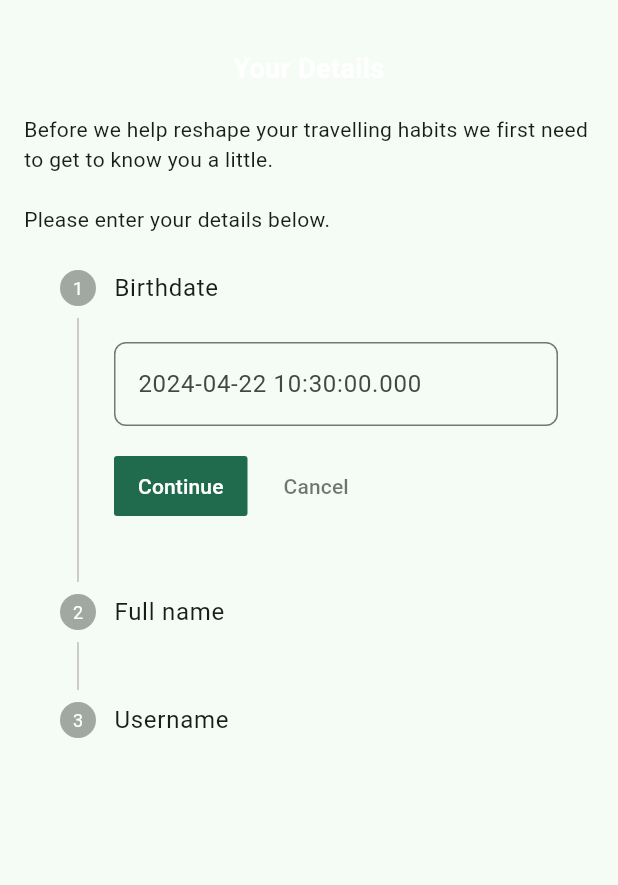
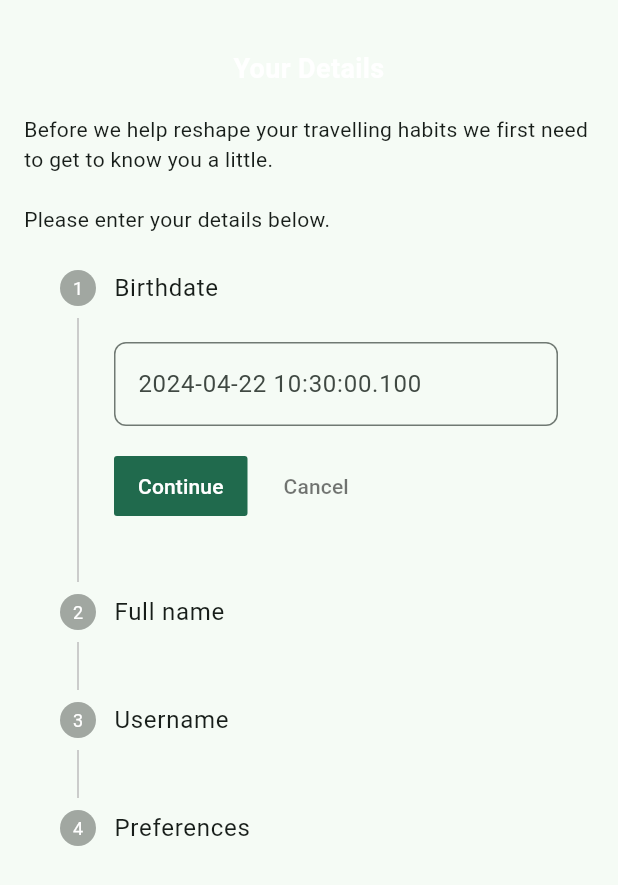
Before and after one commit to hitspot-company/hitspot, a Flutter app: the screen it shows after launch, on a phone screen of 412 x 824 dp. Shown: the top 885 px of the screen. Run offline on Flutter 3.47's test engine with Material 3 defaults, Android fonts, the phone set to English and light mode, and no system bars; drawn by our look-alikes of auto_size_text; our stand-ins replace bloc, cloud_firestore, equatable, firebase_auth, firebase_core, flutter_bloc and 5 more; missing offline and left inert: choice, flutter_config; accounts and stored records are empty.

Commit message:
working profile completion first 4 steps -> switching to a cubit

```diff
--- a/hitspot/lib/bloc/bloc/hs_profile_completion_event.dart
+++ /dev/null
@@ -1,33 +0,0 @@
-part of 'hs_profile_completion_bloc.dart';
-
-sealed class HSProfileCompletionEvent extends Equatable {
-  const HSProfileCompletionEvent();
-  // final String fullname;
-  // final String username;
-  // final DateTime bday;
-
-  @override
-  List<Object> get props => [];
-}
-
-final class HSProfileCompletionNextStepEvent extends HSProfileCompletionEvent {
-  final int step;
-
-  const HSProfileCompletionNextStepEvent(this.step);
-
-  @override
-  List<Object> get props => [step];
-}
-
-final class HSProfileCompletionPreviousStepEvent
-    extends HSProfileCompletionEvent {
-  final int step;
-
-  const HSProfileCompletionPreviousStepEvent(this.step);
-
-  @override
-  List<Object> get props => [step];
-}
-
-final class HSProfileCompletionUpdateDetailsEvent
-    extends HSProfileCompletionEvent {}
--- a/hitspot/lib/bloc/bloc/hs_profile_completion_state.dart
+++ /dev/null
@@ -1,31 +0,0 @@
-part of 'hs_profile_completion_bloc.dart';
-
-sealed class HSProfileCompletionState extends Equatable {
-  const HSProfileCompletionState(
-      {this.step = 0, this.bday = '', this.fullname = '', this.username = ''});
-
-  final String bday;
-  final String fullname;
-  final String username;
-  final int step;
-
-  @override
-  List<Object> get props => [step, bday, username, fullname];
-}
-
-final class HSProfileCompletionInitialStep extends HSProfileCompletionState {}
-
-final class HSProfileCompletionBirtdayStep extends HSProfileCompletionState {}
-
-final class HSProfileCompletionFullnameStep extends HSProfileCompletionState {
-  const HSProfileCompletionFullnameStep() : super(step: 1);
-}
-
-final class HSProfileCompletionUsernameStep extends HSProfileCompletionState {
-  const HSProfileCompletionUsernameStep() : super(step: 2);
-}
-
-final class HSProfileCompletionConfirmationStep
-    extends HSProfileCompletionState {
-  const HSProfileCompletionConfirmationStep() : super(step: 3);
-}
--- /dev/null
+++ b/hitspot/lib/bloc/choose_hashtags/hs_choose_hashtags_cubit.dart
@@ -0,0 +1,11 @@
+import 'package:bloc/bloc.dart';
+import 'package:equatable/equatable.dart';
+
+part 'hs_choose_hashtags_state.dart';
+
+class HSChooseHashtagsCubit extends Cubit<HSChooseHashtagsState> {
+  HSChooseHashtagsCubit() : super(const HSChooseHashtagsUpdate());
+
+  void updateChosen(List<Object?> newChosen) =>
+      emit(state.copyWith(chosenHashtags: newChosen));
+}
--- /dev/null
+++ b/hitspot/lib/bloc/choose_hashtags/hs_choose_hashtags_state.dart
@@ -0,0 +1,24 @@
+part of 'hs_choose_hashtags_cubit.dart';
+
+sealed class HSChooseHashtagsState extends Equatable {
+  const HSChooseHashtagsState({this.chosenHashtags = const []});
+
+  final List<Object?> chosenHashtags;
+
+  HSChooseHashtagsState copyWith({required List<Object?> chosenHashtags});
+
+  @override
+  List<Object> get props => [chosenHashtags];
+}
+
+final class HSChooseHashtagsUpdate extends HSChooseHashtagsState {
+  const HSChooseHashtagsUpdate({super.chosenHashtags});
+
+  @override
+  HSChooseHashtagsUpdate copyWith({required List<Object?> chosenHashtags}) {
+    return HSChooseHashtagsUpdate(chosenHashtags: chosenHashtags);
+  }
+
+  @override
+  List<Object> get props => [chosenHashtags];
+}
--- /dev/null
+++ b/hitspot/lib/bloc/profile_completion/hs_profile_completion_event.dart
@@ -0,0 +1,34 @@
+part of 'hs_profile_completion_bloc.dart';
+
+sealed class HSProfileCompletionEvent extends Equatable {
+  final String fullname;
+  final String username;
+  final String bday;
+
+  const HSProfileCompletionEvent(
+      {this.bday = '', this.username = '', this.fullname = ''});
+
+  @override
+  List<Object> get props => [bday, username, fullname];
+}
+
+final class HSProfileCompletionChangeStep extends HSProfileCompletionEvent {
+  final int step;
+
+  const HSProfileCompletionChangeStep(this.step,
+      {super.bday, super.fullname, super.username});
+
+  @override
+  List<Object> get props => [step, bday, fullname, username];
+}
+
+final class HSProfileCompletionPreviousStepEvent
+    extends HSProfileCompletionEvent {
+  final int step;
+
+  const HSProfileCompletionPreviousStepEvent(this.step,
+      {super.bday, super.fullname, super.username});
+
+  @override
+  List<Object> get props => [step, bday, fullname, username];
+}
--- /dev/null
+++ b/hitspot/lib/bloc/profile_completion/hs_profile_completion_state.dart
@@ -0,0 +1,40 @@
+part of 'hs_profile_completion_bloc.dart';
+
+sealed class HSProfileCompletionState extends Equatable {
+  const HSProfileCompletionState(
+      {this.step = 0, this.bday = '', this.fullname = '', this.username = ''});
+
+  final String bday;
+  final String fullname;
+  final String username;
+  final int step;
+
+  HSProfileCompletionState copyWith({
+    String? fullname,
+    String? username,
+    String? bday,
+    required int step,
+  });
+
+  @override
+  List<Object> get props => [step, bday, username, fullname];
+}
+
+final class HSProfileCompletionUpdateState extends HSProfileCompletionState {
+  const HSProfileCompletionUpdateState(
+      {super.bday, super.fullname, super.step, super.username});
+
+  @override
+  HSProfileCompletionUpdateState copyWith({
+    String? fullname,
+    String? username,
+    String? bday,
+    required int step,
+  }) {
+    return HSProfileCompletionUpdateState(
+        step: step,
+        fullname: fullname ?? this.fullname,
+        username: username ?? this.username,
+        bday: bday ?? this.bday);
+  }
+}
--- a/hitspot/lib/bloc/theme/theme_bloc.dart
+++ b/hitspot/lib/bloc/theme/theme_bloc.dart
@@ -20,7 +20,7 @@
       }
     });
     on<HSThemeSwitchEvent>((event, emit) {
-      final isDark = state.theme == HSConstants.theming.darkTheme;
+      final isDark = state.theme == HSApp.theming.darkTheme;
       emit(isDark ? HSThemeStateLight() : HSThemeStateDark());
       _repo.setTheme(isDark);
     });
--- a/hitspot/lib/bloc/theme/theme_state.dart
+++ b/hitspot/lib/bloc/theme/theme_state.dart
@@ -10,9 +10,9 @@
 }
 
 final class HSThemeStateDark extends HSThemeState {
-  HSThemeStateDark() : super(HSConstants.theming.darkTheme);
+  HSThemeStateDark() : super(HSApp.theming.darkTheme);
 }
 
 final class HSThemeStateLight extends HSThemeState {
-  HSThemeStateLight() : super(HSConstants.theming.lightTheme);
+  HSThemeStateLight() : super(HSApp.theming.lightTheme);
 }
--- a/hitspot/lib/constants/hs_const.dart
+++ b/hitspot/lib/constants/hs_const.dart
@@ -1,7 +1,7 @@
 import 'package:hitspot/constants/hs_assets.dart';
 import 'package:hitspot/constants/hs_theming.dart';
 
-class HSConstants {
+class HSApp {
   static const String title = "Hitspot";
   static HSTheming theming = HSTheming();
   static HSAssets assets = HSAssets();
--- a/hitspot/lib/main.dart
+++ b/hitspot/lib/main.dart
@@ -61,7 +61,7 @@
           },
           debugShowCheckedModeBanner: false,
           home: const AuthFlowScreen(),
-          title: HSConstants.title,
+          title: HSApp.title,
           theme: state.theme,
         );
       },
--- a/hitspot/lib/presentation/screens/auth/auth.dart
+++ b/hitspot/lib/presentation/screens/auth/auth.dart
@@ -24,7 +24,7 @@
           //     );
           //   }
           // }
-          return const ProfileCompletionPage();
+          return ProfileCompletionPage();
         },
       ),
     );
--- a/hitspot/lib/presentation/screens/email_validation/email_validation.dart
+++ b/hitspot/lib/presentation/screens/email_validation/email_validation.dart
@@ -78,7 +78,7 @@
                         style: Theme.of(context)
                             .textTheme
                             .bodySmall!
-                            .colorify(HSConstants.theming.mainColor)
+                            .colorify(HSApp.theming.mainColor)
                             .boldify(),
                         recognizer: TapGestureRecognizer()
                           ..onTap = () =>
--- a/hitspot/lib/presentation/screens/profile_completion/profile_completion.dart
+++ b/hitspot/lib/presentation/screens/profile_completion/profile_completion.dart
@@ -1,12 +1,19 @@
 import 'package:flutter/material.dart';
 import 'package:flutter_bloc/flutter_bloc.dart';
-import 'package:hitspot/bloc/bloc/hs_profile_completion_bloc.dart';
+import 'package:font_awesome_flutter/font_awesome_flutter.dart';
+import 'package:hitspot/bloc/choose_hashtags/hs_choose_hashtags_cubit.dart';
+import 'package:hitspot/bloc/profile_completion/hs_profile_completion_bloc.dart';
 import 'package:hitspot/presentation/widgets/global/hs_appbar.dart';
 import 'package:hitspot/presentation/widgets/global/hs_scaffold.dart';
+import 'package:choice/choice.dart';
 import 'package:hitspot/presentation/widgets/global/hs_textfield.dart';
 
 class ProfileCompletionPage extends StatelessWidget {
-  const ProfileCompletionPage({super.key});
+  ProfileCompletionPage({super.key});
+
+  final bdayController = TextEditingController();
+  final fullnameController = TextEditingController();
+  final usernameController = TextEditingController();
 
   @override
   Widget build(BuildContext context) {
@@ -28,35 +35,98 @@
                   return Stepper(
                     currentStep: step,
                     onStepContinue: () =>
-                              BlocProvider.of<HSProfileCompletionBloc>(context)
-                                  .add(HSProfileCompletionNextStepEvent(step)),
-                          onStepCancel: () => BlocProvider.of<
-                                  HSProfileCompletionBloc>(context)
-                              .add(HSProfileCompletionPreviousStepEvent(step)),
+                        BlocProvider.of<HSProfileCompletionBloc>(context).add(
+                      HSProfileCompletionChangeStep(step + 1,
+                          username: usernameController.text,
+                          fullname: fullnameController.text,
+                          bday: bdayController.text),
+                    ),
+                    onStepCancel: () =>
+                        BlocProvider.of<HSProfileCompletionBloc>(context).add(
+                      HSProfileCompletionChangeStep(step - 1,
+                          username: usernameController.text,
+                          fullname: fullnameController.text,
+                          bday: bdayController.text),
+                    ),
+                    onStepTapped: (stepNum) {
+                      BlocProvider.of<HSProfileCompletionBloc>(context).add(
+                        HSProfileCompletionChangeStep(stepNum,
+                            username: usernameController.text,
+                            fullname: fullnameController.text,
+                            bday: bdayController.text),
+                      );
+                    },
                     steps: [
                       Step(
                         title: const Text("Birthdate"),
                         content: HSTextField(
+                          controller: bdayController,
+                          readOnly: true,
+                          onTap: () async {
+                            DateTime? pickedDate = await showDatePicker(
+                                context: context,
+                                firstDate: DateTime.parse("1900-01-01"),
+                                lastDate: DateTime.parse("2100-01-01"));
+                            if (pickedDate != null) {
+                              bdayController.text = pickedDate.toString();
+                            }
+                          },
                           hintText: DateTime.now().toString(),
                         ),
                       ),
-                            const Step(
-                              title: Text("Full name"),
+                      Step(
+                        title: const Text("Full name"),
                         content: HSTextField(
+                          controller: fullnameController,
                           hintText: "Your name",
                         ),
                       ),
-                            const Step(
-                              title: Text("Username"),
+                      Step(
+                        title: const Text("Username"),
                         content: HSTextField(
+                          controller: usernameController,
                           hintText: "unique_username",
+                        ),
+                      ),
+                      Step(
+                        title: const Text("Preferences"),
+                        content: BlocProvider(
+                          create: (context) => HSChooseHashtagsCubit(),
+                          child: ChooseHashtags(),
                         ),
                       ),
                     ],
                   );
                 },
-                    ))),
+              ),
+            ),
+          ),
         ],
-        ));
+      ),
+    );
   }
 }
+
+class ChooseHashtags extends StatelessWidget {
+  // const
+  ChooseHashtags({super.key});
+
+  final List<String> choices = ["graffiti", "landscape", "urban"];
+
+  @override
+  Widget build(BuildContext context) {
+    return InlineChoice.multiple(
+      clearable: true,
+      itemCount: choices.length,
+      onChanged: (value) =>
+          BlocProvider.of<HSChooseHashtagsCubit>(context).updateChosen(value),
+      itemBuilder: (choiceState, i) {
+        return ChoiceChip(
+          selected: choiceState.selected(choices[i]),
+          onSelected: choiceState.onSelected(choices[i]),
+          label: Text(choices[i]),
+        );
+      },
+    );
+  }
+}
--- a/hitspot/lib/presentation/widgets/global/hs_textfield.dart
+++ b/hitspot/lib/presentation/widgets/global/hs_textfield.dart
@@ -11,6 +11,8 @@
     this.keyboardType,
     this.obscureText = false,
     this.node,
+    this.onTap,
+    this.readOnly = false,
   });
 
   final String? hintText;
@@ -20,17 +22,21 @@
   final Function(String)? onChanged;
   final TextInputType? keyboardType;
   final bool obscureText;
+  final bool readOnly;
   final FocusNode? node;
+  final VoidCallback? onTap;
 
   @override
   Widget build(BuildContext context) {
     return TextFormField(
+      readOnly: readOnly,
       controller: controller,
       focusNode: node,
       validator: validator,
       onChanged: onChanged,
       obscureText: obscureText,
       keyboardType: keyboardType,
+      onTap: onTap,
       decoration: InputDecoration(
         prefixIcon: prefixIcon,
         hintText: hintText,
--- a/hitspot/pubspec.yaml
+++ b/hitspot/pubspec.yaml
@@ -29,6 +29,7 @@
   shared_preferences: ^2.2.3
   google_sign_in: ^6.2.1
   toastification: ^1.2.1
+  choice: ^2.3.2
 
 dev_dependencies:
 
```
Also changed, not shown: hitspot/lib/bloc/bloc/hs_profile_completion_bloc.dart (deleted, +0 -39 lines), hitspot/lib/bloc/profile_completion/hs_profile_completion_bloc.dart (added, +27 -0 lines), hitspot/lib/presentation/screens/login/login.dart (+4 -4 lines), hitspot/lib/presentation/screens/register/register.dart (+4 -4 lines), hitspot/pubspec.lock. Lines whose indentation alone changed are shown as unchanged.
